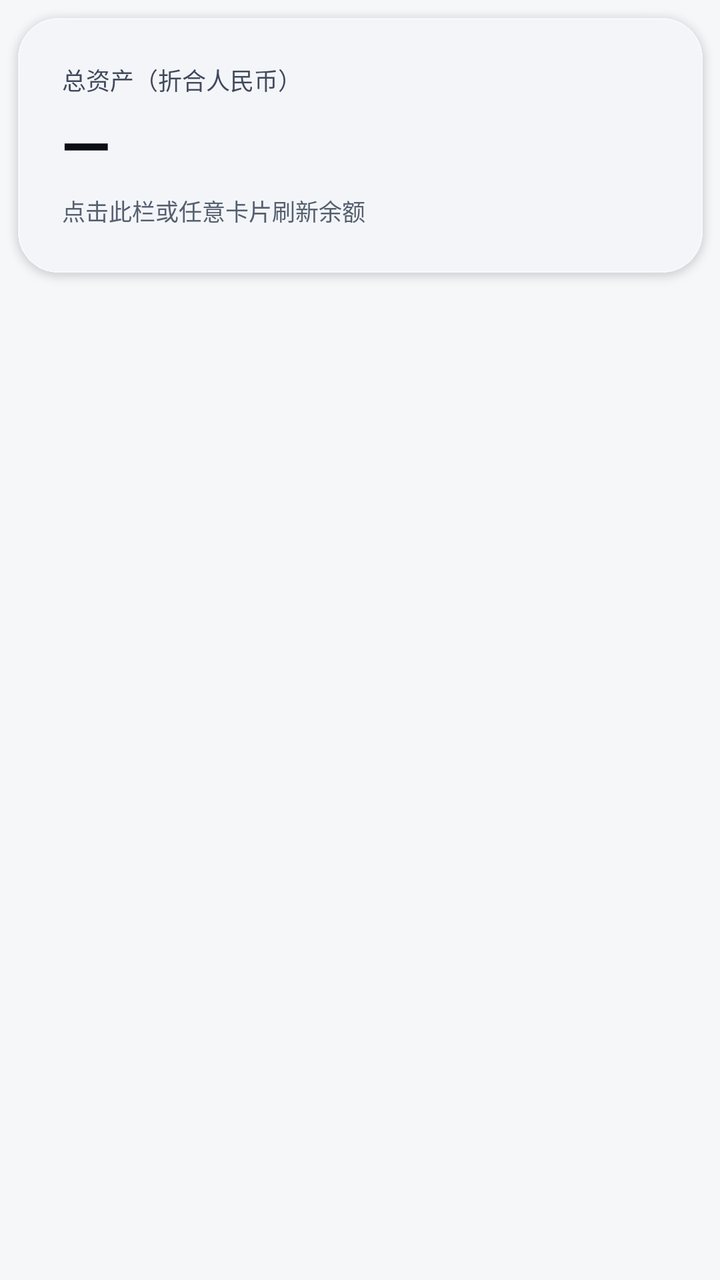
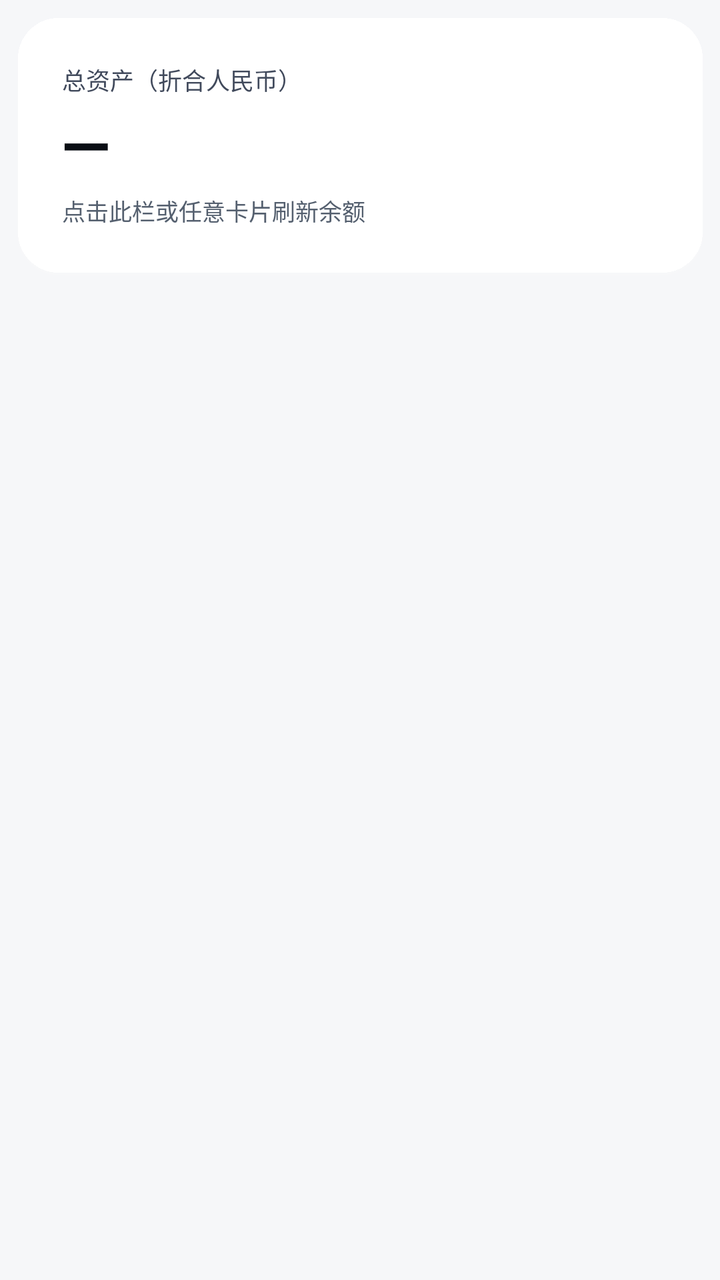

Compare the two renders of this Android layout. The source of the first and the diff that turns it into the second are given below.
<!-- AndroidManifest.xml: application theme AppTheme -->
<!-- res/layout/page_api.xml -->
<?xml version="1.0" encoding="utf-8"?>
<LinearLayout xmlns:android="http://schemas.android.com/apk/res/android"
    android:layout_width="match_parent"
    android:layout_height="wrap_content"
    android:orientation="vertical">

    
    <LinearLayout
        android:id="@+id/total_card"
        android:layout_width="match_parent"
        android:layout_height="wrap_content"
        android:orientation="vertical"
        android:background="@drawable/total_bg"
        android:padding="31dp"
        android:layout_marginBottom="13dp">

        <TextView
            android:layout_width="match_parent"
            android:layout_height="wrap_content"
            android:text="@string/main_total_label"
            android:textColor="@color/tx2"
            android:textSize="12sp" />

        <TextView
            android:id="@+id/t_total"
            android:layout_width="match_parent"
            android:layout_height="wrap_content"
            android:layout_marginTop="2dp"
            android:text="—"
            android:textColor="@color/tx"
            android:textSize="32sp"
            android:textStyle="bold"
            android:letterSpacing="-0.024" />

        <TextView
            android:id="@+id/t_sub"
            android:layout_width="match_parent"
            android:layout_height="wrap_content"
            android:layout_marginTop="3dp"
            android:text="@string/tap_refresh"
            android:textColor="@color/tx3"
            android:textSize="11.5sp" />
    </LinearLayout>

    
    <LinearLayout
        android:id="@+id/cards"
        android:layout_width="match_parent"
        android:layout_height="wrap_content"
        android:orientation="vertical" />
</LinearLayout>
<!-- resources referenced by this layout -->
<resources>
  <color name="tx">#0B0E14</color>
  <color name="tx2">#414A5C</color>
  <color name="tx3">#55606F</color>
  <!-- drawable total_bg: png bitmap (drawable-night-nodpi, 5127 bytes) -->
  <string name="main_total_label">总资产（折合人民币）</string>
  <string name="tap_refresh">点击此栏或任意卡片刷新余额</string>
  <style name="AppTheme" parent="@android:style/Theme.DeviceDefault.Light.NoActionBar">
          <item name="android:windowBackground">@color/bg</item>
          <item name="android:colorBackground">@color/bg</item>
          <item name="android:fitsSystemWindows">false</item>
          <item name="android:textColorPrimary">@color/tx</item>
          <item name="android:textColorSecondary">@color/tx2</item>
          
          <item name="android:alertDialogTheme">@style/AppDialogTheme</item>
      </style>
  <color name="bg">#F6F7F9</color>
  <style name="AppDialogTheme" parent="@android:style/Theme.DeviceDefault.Light.Dialog.Alert">
          <item name="android:windowAnimationStyle">@style/DialogAnim</item>
      </style>
  <style name="DialogAnim">
          <item name="android:windowEnterAnimation">@anim/dialog_in</item>
          <item name="android:windowExitAnimation">@anim/dialog_out</item>
      </style>
</resources>

<!-- the commit's change to res/layout/page_api.xml (unified diff, before → after) -->
@@ -11,14 +11,16 @@
         android:layout_height="wrap_content"
         android:orientation="vertical"
         android:background="@drawable/total_bg"
+        android:backgroundTint="?attr/c_card"
         android:padding="31dp"
+        android:tag="card"
         android:layout_marginBottom="13dp">
 
         <TextView
             android:layout_width="match_parent"
             android:layout_height="wrap_content"
             android:text="@string/main_total_label"
-            android:textColor="@color/tx2"
+            android:textColor="?attr/c_tx2"
             android:textSize="12sp" />
 
         <TextView
@@ -27,7 +29,7 @@
             android:layout_height="wrap_content"
             android:layout_marginTop="2dp"
             android:text="—"
-            android:textColor="@color/tx"
+            android:textColor="?attr/c_tx"
             android:textSize="32sp"
             android:textStyle="bold"
             android:letterSpacing="-0.024" />
@@ -38,7 +40,7 @@
             android:layout_height="wrap_content"
             android:layout_marginTop="3dp"
             android:text="@string/tap_refresh"
-            android:textColor="@color/tx3"
+            android:textColor="?attr/c_tx3"
             android:textSize="11.5sp" />
     </LinearLayout>
 
<!-- resource entries referenced after the edit -->
@@ -1,21 +1,49 @@
 <!-- resources referenced by this layout -->
 <resources>
-  <color name="tx">#0B0E14</color>
-  <color name="tx2">#414A5C</color>
-  <color name="tx3">#55606F</color>
   <!-- drawable total_bg: png bitmap (drawable-night-nodpi, 5127 bytes) -->
   <string name="main_total_label">总资产（折合人民币）</string>
   <string name="tap_refresh">点击此栏或任意卡片刷新余额</string>
   <style name="AppTheme" parent="@android:style/Theme.DeviceDefault.Light.NoActionBar">
-          <item name="android:windowBackground">@color/bg</item>
-          <item name="android:colorBackground">@color/bg</item>
+          <item name="android:windowBackground">#F6F7F9</item>
+          <item name="android:colorBackground">#F6F7F9</item>
           <item name="android:fitsSystemWindows">false</item>
-          <item name="android:textColorPrimary">@color/tx</item>
-          <item name="android:textColorSecondary">@color/tx2</item>
-          
+          <item name="android:textColorPrimary">#0B0E14</item>
+          <item name="android:textColorSecondary">#414A5C</item>
           <item name="android:alertDialogTheme">@style/AppDialogTheme</item>
+          <item name="c_bg">#F6F7F9</item>
+          <item name="c_card">#FFFFFF</item>
+          <item name="c_line">#14090C14</item>
+          <item name="c_tx">#0B0E14</item>
+          <item name="c_tx2">#414A5C</item>
+          <item name="c_tx3">#55606F</item>
+          <item name="c_tx_conv">#687283</item>
+          <item name="c_tx_detail">#39424F</item>
+          <item name="c_hint">#7C8698</item>
+          <item name="c_accent">#4166F5</item>
+          <item name="c_accent_tx">#FFFFFF</item>
+          <item name="c_danger">#E5484D</item>
+          <item name="c_warn">#B4690E</item>
+          <item name="c_btn">#E3EAF9</item>
+          <item name="c_input">#EEF0F4</item>
+          <item name="c_btn_border">#AEBEDF</item>
+          <item name="c_div_line">#26A8B4C6</item>
+          <item name="c_header_bg">#F0F4F7FB</item>
+          <item name="c_total_start">#EDF1FB</item>
+          <item name="c_total_end">#E4EAF8</item>
+          <item name="c_neu_surface">#FFFFFF</item>
+          <item name="c_neu_dark">#E5E9EF</item>
+          <item name="c_neu_sunken">#EEF0F4</item>
+          <item name="c_glass_tx">#1A1F28</item>
+          <item name="c_glass_tx2">#3D4653</item>
+          <item name="c_glass_tx3">#69738A</item>
+          <item name="c_w_card">#FFFFFF</item>
+          <item name="c_w_tx">#0B0E14</item>
+          <item name="c_w_tx2">#5A6472</item>
+          <item name="c_w_tx3">#656F7F</item>
+          <item name="c_w_div">#2E9AA6B2</item>
+          <item name="c_w_accent">#4166F5</item>
+          <item name="c_w_danger">#E5484D</item>
       </style>
-  <color name="bg">#F6F7F9</color>
   <style name="AppDialogTheme" parent="@android:style/Theme.DeviceDefault.Light.Dialog.Alert">
           <item name="android:windowAnimationStyle">@style/DialogAnim</item>
       </style>
